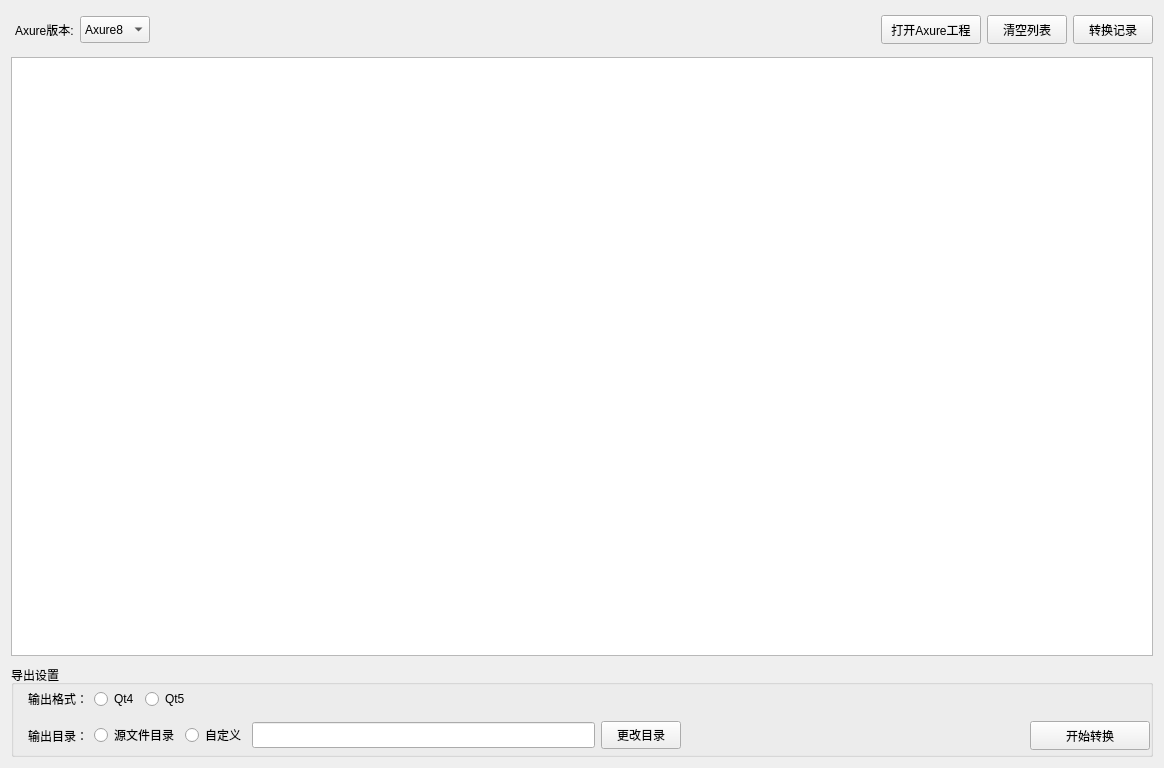
This is src/clientoperate.ui in ZYD277/AxtureFormat as Qt 5 draws it before an edit. The edited form follows.
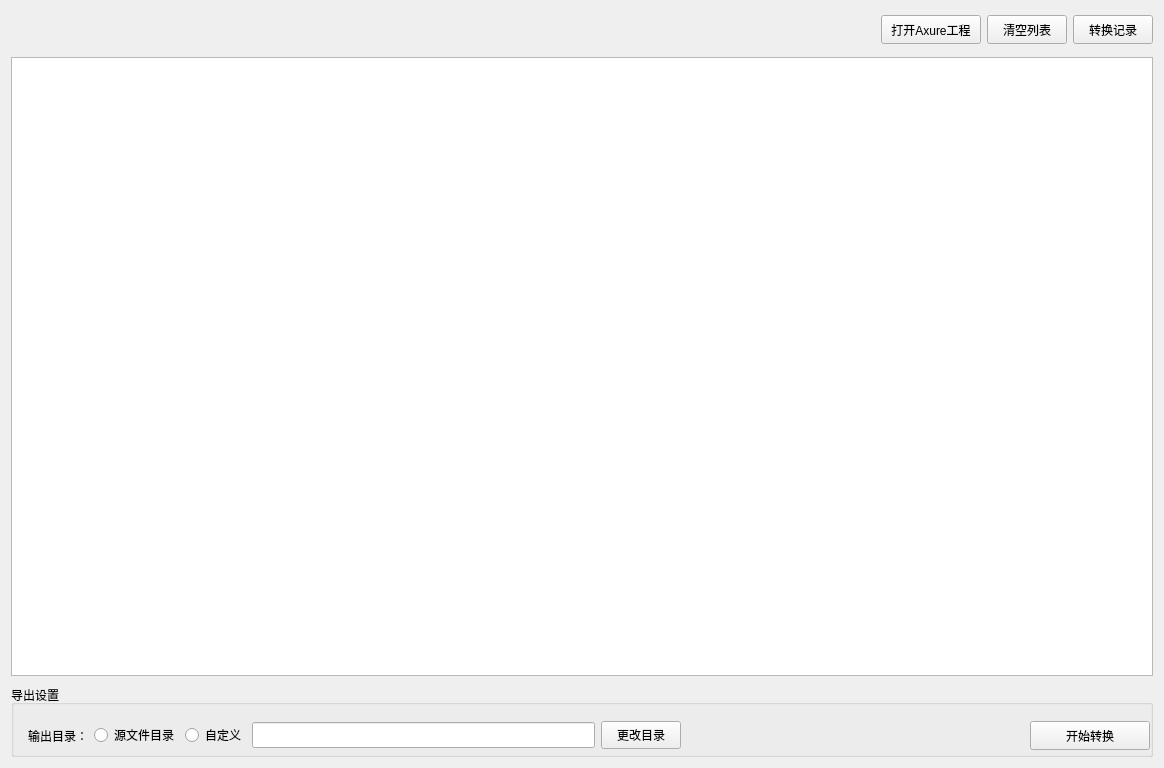
This is the edited form.

Commit message: 去除Qt版本选择和Axure版本选择。

What changed in the file:
```diff
--- a/src/clientoperate.ui
+++ b/src/clientoperate.ui
@@ -116,45 +116,6 @@
            <property name="bottomMargin">
             <number>4</number>
            </property>
-           <item>
-            <widget class="QLabel" name="AxureVerisionLab">
-             <property name="maximumSize">
-              <size>
-               <width>80</width>
-               <height>16777215</height>
-              </size>
-             </property>
-             <property name="styleSheet">
-              <string notr="true"/>
-             </property>
-             <property name="text">
-              <string>Axure版本:</string>
-             </property>
-            </widget>
-           </item>
-           <item>
-            <widget class="QComboBox" name="axureVerision">
-             <property name="minimumSize">
-              <size>
-               <width>70</width>
-               <height>27</height>
-              </size>
-             </property>
-             <property name="styleSheet">
-              <string notr="true"/>
-             </property>
-             <item>
-              <property name="text">
-               <string>Axure8</string>
-              </property>
-             </item>
-             <item>
-              <property name="text">
-               <string>Axure9</string>
-              </property>
-             </item>
-            </widget>
-           </item>
            <item>
             <spacer name="horizontalSpacer">
              <property name="orientation">
@@ -271,58 +232,6 @@
               <property name="bottomMargin">
                <number>4</number>
               </property>
-              <item>
-               <widget class="QLabel" name="qtLab">
-                <property name="minimumSize">
-                 <size>
-                  <width>70</width>
-                  <height>0</height>
-                 </size>
-                </property>
-                <property name="styleSheet">
-                 <string notr="true"/>
-                </property>
-                <property name="text">
-                 <string>输出格式：</string>
-                </property>
-                <property name="alignment">
-                 <set>Qt::AlignRight|Qt::AlignTrailing|Qt::AlignVCenter</set>
-                </property>
-               </widget>
-              </item>
-              <item>
-               <widget class="QRadioButton" name="qt4RadioBtn">
-                <property name="styleSheet">
-                 <string notr="true"/>
-                </property>
-                <property name="text">
-                 <string>Qt4</string>
-                </property>
-               </widget>
-              </item>
-              <item>
-               <widget class="QRadioButton" name="qt5RadioBtn">
-                <property name="styleSheet">
-                 <string notr="true"/>
-                </property>
-                <property name="text">
-                 <string>Qt5</string>
-                </property>
-               </widget>
-              </item>
-              <item>
-               <spacer name="horizontalSpacer_3">
-                <property name="orientation">
-                 <enum>Qt::Horizontal</enum>
-                </property>
-                <property name="sizeHint" stdset="0">
-                 <size>
-                  <width>40</width>
-                  <height>20</height>
-                 </size>
-                </property>
-               </spacer>
-              </item>
              </layout>
             </widget>
            </item>
```
The commit also changes 2 other files.
